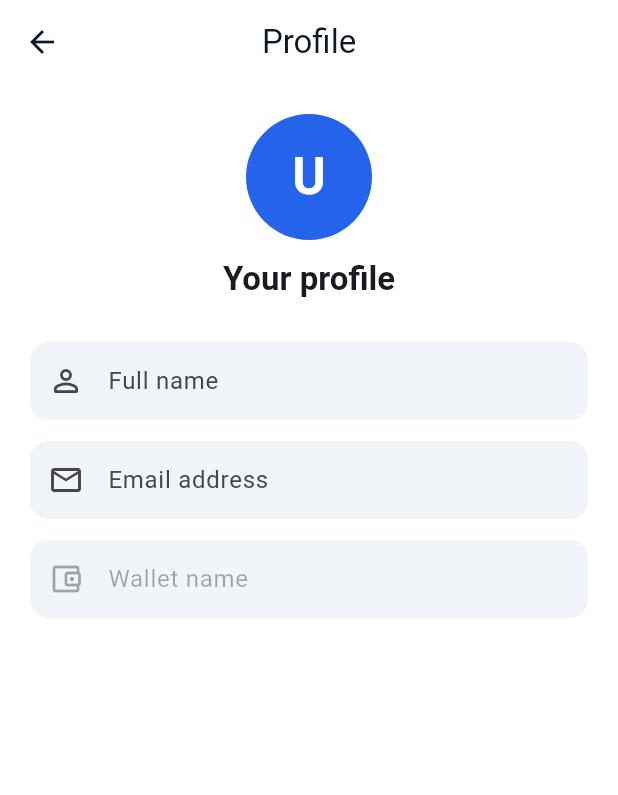
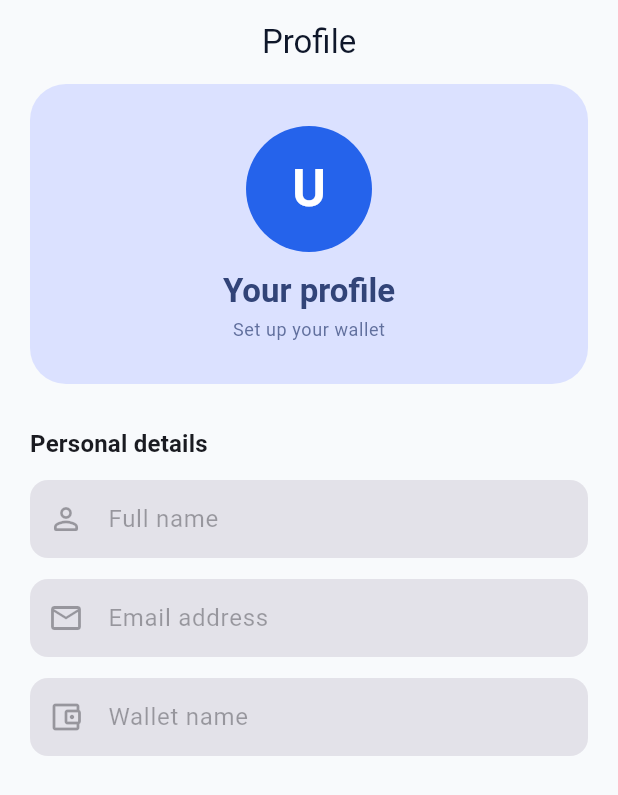
Before and after one commit to Haiderdogar/expensetracker, a Flutter app: the ProfileViewScreen widget shown alone on an empty page, opened directly, after a tap on "Edit profile", on a phone screen of 412 x 824 dp. Shown: the top 795 px of the screen. Run offline on Flutter 3.47's test engine with Material 3 defaults, Android fonts, the phone set to English and light mode, and no system bars; our stand-ins replace file_picker, fl_chart, flutter_riverpod, flutter_secure_storage, local_auth, riverpod_annotation and 3 more; missing offline and left inert: currency_picker; accounts and stored records are empty; generated files the repository leaves out were written again.

Commit message:
profile screen statefull widget to statelesswidget

```diff
--- a/lib/views/app_shell.dart
+++ b/lib/views/app_shell.dart
@@ -123,14 +123,32 @@
                 margin: const EdgeInsets.all(12),
                 padding: const EdgeInsets.all(16),
                 decoration: BoxDecoration(
-                  color: Theme.of(context).colorScheme.surfaceContainerHighest,
+                  gradient: LinearGradient(
+                    colors: [
+                      Theme.of(context).colorScheme.primary,
+                      Theme.of(context).colorScheme.primary.withValues(alpha: 0.78),
+                    ],
+                    begin: Alignment.topLeft,
+                    end: Alignment.bottomRight,
+                  ),
                   borderRadius: BorderRadius.circular(18),
+                  boxShadow: [
+                    BoxShadow(
+                      color: Theme.of(context)
+                          .colorScheme
+                          .primary
+                          .withValues(alpha: 0.18),
+                      blurRadius: 14,
+                      offset: const Offset(0, 6),
+                    ),
+                  ],
                 ),
                 child: Row(
                   children: [
                     CircleAvatar(
                       radius: 26,
-                      backgroundColor: Theme.of(context).colorScheme.primary,
+                      backgroundColor: Colors.white.withValues(alpha: 0.2),
+                      foregroundColor: Colors.white,
                       child: Text(
                         name.isNotEmpty ? name[0].toUpperCase() : 'U',
                         style: const TextStyle(
@@ -150,7 +168,10 @@
                             maxLines: 1,
                             overflow: TextOverflow.ellipsis,
                             style: Theme.of(context).textTheme.titleMedium
-                                ?.copyWith(fontWeight: FontWeight.bold),
+                                ?.copyWith(
+                                  color: Colors.white,
+                                  fontWeight: FontWeight.bold,
+                                ),
                           ),
                           const SizedBox(height: 4),
                           Text(
@@ -159,9 +180,7 @@
                             overflow: TextOverflow.ellipsis,
                             style: Theme.of(context).textTheme.bodySmall
                                 ?.copyWith(
-                                  color: Theme.of(
-                                    context,
-                                  ).colorScheme.onSurfaceVariant,
+                                  color: Colors.white.withValues(alpha: 0.78),
                                 ),
                           ),
                           const SizedBox(height: 5),
@@ -170,9 +189,7 @@
                               Icon(
                                 Icons.account_balance_wallet_outlined,
                                 size: 16,
-                                color: Theme.of(context)
-                                    .colorScheme
-                                    .onSurfaceVariant,
+                                color: Colors.white.withValues(alpha: 0.78),
                               ),
                               const SizedBox(width: 5),
                               Expanded(
@@ -182,9 +199,7 @@
                                   overflow: TextOverflow.ellipsis,
                                   style: Theme.of(context).textTheme.bodySmall
                                       ?.copyWith(
-                                        color: Theme.of(context)
-                                            .colorScheme
-                                            .onSurfaceVariant,
+                                        color: Colors.white.withValues(alpha: 0.78),
                                         fontWeight: FontWeight.w600,
                                       ),
                                 ),
--- a/lib/views/profile/profile_view_screen.dart
+++ b/lib/views/profile/profile_view_screen.dart
@@ -1,131 +1,204 @@
 import 'package:flutter/material.dart';
 import 'package:flutter_riverpod/flutter_riverpod.dart';
+import 'package:flutter_riverpod/legacy.dart';
 
 import '../../core/constants/app_strings.dart';
 import '../../core/database/database_tables.dart';
 import '../../providers/database_provider.dart';
 import '../../providers/wallet_provider.dart';
 
-class ProfileViewScreen extends ConsumerStatefulWidget {
+class _ProfileDraft {
+  const _ProfileDraft({
+    this.name = '',
+    this.email = '',
+    this.walletName = '',
+    this.savedName = '',
+    this.savedEmail = '',
+    this.savedWalletName = '',
+    this.walletId,
+    this.isEditing = false,
+    this.isLoading = true,
+    this.isInitialized = false,
+  });
+
+  final String name;
+  final String email;
+  final String walletName;
+  final String savedName;
+  final String savedEmail;
+  final String savedWalletName;
+  final String? walletId;
+  final bool isEditing;
+  final bool isLoading;
+  final bool isInitialized;
+
+  bool get hasChanges =>
+      name.trim() != savedName ||
+      email.trim() != savedEmail ||
+      walletName.trim() != savedWalletName;
+
+  _ProfileDraft copyWith({
+    String? name,
+    String? email,
+    String? walletName,
+    String? savedName,
+    String? savedEmail,
+    String? savedWalletName,
+    String? walletId,
+    bool? isEditing,
+    bool? isLoading,
+    bool? isInitialized,
+  }) {
+    return _ProfileDraft(
+      name: name ?? this.name,
+      email: email ?? this.email,
+      walletName: walletName ?? this.walletName,
+      savedName: savedName ?? this.savedName,
+      savedEmail: savedEmail ?? this.savedEmail,
+      savedWalletName: savedWalletName ?? this.savedWalletName,
+      walletId: walletId ?? this.walletId,
+      isEditing: isEditing ?? this.isEditing,
+      isLoading: isLoading ?? this.isLoading,
+      isInitialized: isInitialized ?? this.isInitialized,
+    );
+  }
+}
+
+final _profileDraftProvider = StateProvider.autoDispose<_ProfileDraft>(
+  (ref) => const _ProfileDraft(),
+);
+
+class ProfileViewScreen extends StatelessWidget {
   const ProfileViewScreen({super.key});
 
   @override
-  ConsumerState<ProfileViewScreen> createState() => _ProfileViewScreenState();
+  Widget build(BuildContext context) {
+    return Consumer(
+      builder: (context, ref, _) {
+        final draft = ref.watch(_profileDraftProvider);
+        if (!draft.isInitialized) {
+          WidgetsBinding.instance.addPostFrameCallback((_) {
+            _loadProfile(ref);
+          });
+        }
+        return _ProfileContent(draft: draft);
+      },
+    );
   }
 
-class _ProfileViewScreenState extends ConsumerState<ProfileViewScreen> {
-  final _formKey = GlobalKey<FormState>();
-  final _nameController = TextEditingController();
-  final _emailController = TextEditingController();
-  final _walletController = TextEditingController();
-  String _savedName = '';
-  String _savedEmail = '';
-  String _savedWalletName = '';
-  String? _walletId;
-  bool _isEditing = false;
-  bool _isLoading = true;
+  static Future<void> _loadProfile(WidgetRef ref) async {
+    final notifier = ref.read(_profileDraftProvider.notifier);
+    final current = ref.read(_profileDraftProvider);
+    if (current.isInitialized) return;
+    notifier.state = current.copyWith(isInitialized: true);
 
-  bool get _hasChanges =>
-      _nameController.text.trim() != _savedName ||
-      _emailController.text.trim() != _savedEmail ||
-      _walletController.text.trim() != _savedWalletName;
-
-  @override
-  void initState() {
-    super.initState();
-    _nameController.addListener(_onFieldChanged);
-    _emailController.addListener(_onFieldChanged);
-    _walletController.addListener(_onFieldChanged);
-    _loadProfile();
-  }
-
-  Future<void> _loadProfile() async {
     final db = ref.read(databaseHelperProvider);
     final values = await Future.wait<String?>([
       db.getSetting('profile_name'),
       db.getSetting('profile_email'),
     ]);
     final wallets = await ref.read(walletsProvider.future);
-    if (!mounted) return;
-    _savedName = values[0] ?? '';
-    _savedEmail = values[1] ?? '';
     final selectedId = ref.read(selectedWalletIdProvider);
-    final wallet = wallets.where((item) => item.id == selectedId).isNotEmpty
-        ? wallets.firstWhere((item) => item.id == selectedId)
+    final matching = wallets
+        .where((wallet) => wallet.id == selectedId)
+        .toList();
+    final wallet = matching.isNotEmpty
+        ? matching.first
         : (wallets.isNotEmpty ? wallets.first : null);
-    _walletId = wallet?.id;
-    _savedWalletName = wallet?.name ?? '';
-    _nameController.text = _savedName;
-    _emailController.text = _savedEmail;
-    _walletController.text = _savedWalletName;
-    setState(() => _isLoading = false);
+
+    notifier.state = _ProfileDraft(
+      name: values[0] ?? '',
+      email: values[1] ?? '',
+      walletName: wallet?.name ?? '',
+      savedName: values[0] ?? '',
+      savedEmail: values[1] ?? '',
+      savedWalletName: wallet?.name ?? '',
+      walletId: wallet?.id,
+      isInitialized: true,
+      isLoading: false,
+    );
+  }
 }
 
-  void _onFieldChanged() {
-    if (mounted) setState(() {});
+class _ProfileContent extends ConsumerWidget {
+  const _ProfileContent({required this.draft});
+
+  final _ProfileDraft draft;
+
+  Future<void> _saveProfile(BuildContext context, WidgetRef ref) async {
+    final email = draft.email.trim();
+    if (email.isNotEmpty &&
+        !RegExp(r'^[^@\s]+@[^@\s]+\.[^@\s]+$').hasMatch(email)) {
+      ScaffoldMessenger.of(
+        context,
+      ).showSnackBar(const SnackBar(content: Text('Enter a valid email')));
+      return;
     }
 
-  void _startEditing() => setState(() => _isEditing = true);
-
-  Future<void> _saveProfile() async {
-    if (!_formKey.currentState!.validate()) return;
     final db = ref.read(databaseHelperProvider);
-    final name = _nameController.text.trim();
-    final email = _emailController.text.trim();
-    final walletName = _walletController.text.trim();
+    final name = draft.name.trim();
+    final walletName = draft.walletName.trim();
     await db.setSetting('profile_name', name);
     await db.setSetting('profile_email', email);
-    if (_walletId != null) {
+    if (draft.walletId != null) {
       final database = await ref.read(databaseProvider.future);
       await database.update(
         DatabaseTables.wallets,
         {'name': walletName},
         where: 'id = ?',
-        whereArgs: [_walletId],
+        whereArgs: [draft.walletId],
       );
       ref.invalidate(walletsProvider);
     }
-    if (!mounted) return;
-    setState(() {
-      _savedName = name;
-      _savedEmail = email;
-      _savedWalletName = walletName;
-      _isEditing = false;
-    });
+
+    ref.read(_profileDraftProvider.notifier).state = _ProfileDraft(
+      name: name,
+      email: email,
+      walletName: walletName,
+      savedName: name,
+      savedEmail: email,
+      savedWalletName: walletName,
+      walletId: draft.walletId,
+      isInitialized: true,
+      isLoading: false,
+    );
+    if (context.mounted) {
       ScaffoldMessenger.of(
         context,
       ).showSnackBar(const SnackBar(content: Text('Profile saved')));
     }
-
-  @override
-  void dispose() {
-    _nameController
-      ..removeListener(_onFieldChanged)
-      ..dispose();
-    _emailController
-      ..removeListener(_onFieldChanged)
-      ..dispose();
-    _walletController
-      ..removeListener(_onFieldChanged)
-      ..dispose();
-    super.dispose();
   }
 
   @override
-  Widget build(BuildContext context) {
+  Widget build(BuildContext context, WidgetRef ref) {
     final colorScheme = Theme.of(context).colorScheme;
-    final initial = _nameController.text.trim().isNotEmpty
-        ? _nameController.text.trim()[0].toUpperCase()
+    final initial = draft.name.trim().isNotEmpty
+        ? draft.name.trim()[0].toUpperCase()
         : 'U';
 
     return Scaffold(
-      appBar: AppBar(title: const Text(AppStrings.profile)),
-      body: _isLoading
+      backgroundColor: colorScheme.surface,
+      appBar: AppBar(
+        title: const Text(AppStrings.profile),
+        backgroundColor: colorScheme.surface,
+        surfaceTintColor: Colors.transparent,
+      ),
+      body: draft.isLoading
           ? const Center(child: CircularProgressIndicator())
           : SingleChildScrollView(
-              padding: const EdgeInsets.all(20),
-              child: Form(
-                key: _formKey,
+              padding: const EdgeInsets.fromLTRB(20, 0, 20, 28),
+              child: Column(
+                children: [
+                  Container(
+                    width: double.infinity,
+                    padding: const EdgeInsets.symmetric(
+                      horizontal: 20,
+                      vertical: 28,
+                    ),
+                    decoration: BoxDecoration(
+                      color: colorScheme.primaryContainer,
+                      borderRadius: BorderRadius.circular(24),
+                    ),
                     child: Column(
                       children: [
                         CircleAvatar(
@@ -133,8 +206,8 @@
                           backgroundColor: colorScheme.primary,
                           child: Text(
                             initial,
-                        style: const TextStyle(
-                          color: Colors.white,
+                            style: TextStyle(
+                              color: colorScheme.onPrimary,
                               fontSize: 34,
                               fontWeight: FontWeight.bold,
                             ),
@@ -142,69 +215,98 @@
                         ),
                         const SizedBox(height: 12),
                         Text(
-                      _nameController.text.trim().isEmpty
+                          draft.name.trim().isEmpty
                               ? 'Your profile'
-                          : _nameController.text.trim(),
-                      style: Theme.of(context).textTheme.titleLarge?.copyWith(
+                              : draft.name.trim(),
+                          style: Theme.of(context).textTheme.titleLarge
+                              ?.copyWith(
+                                color: colorScheme.onPrimaryContainer,
                                 fontWeight: FontWeight.bold,
                               ),
                         ),
-                    const SizedBox(height: 28),
-                    TextFormField(
-                      controller: _nameController,
-                      enabled: _isEditing,
-                      decoration: const InputDecoration(
-                        labelText: 'Full name',
-                        prefixIcon: Icon(Icons.person_outline_rounded),
-                      ),
-                      validator: (_) => null,
-                    ),
-                    const SizedBox(height: 14),
-                    TextFormField(
-                      controller: _emailController,
-                      enabled: _isEditing,
-                      keyboardType: TextInputType.emailAddress,
-                      decoration: const InputDecoration(
-                        labelText: 'Email address',
-                        prefixIcon: Icon(Icons.email_outlined),
-                      ),
-                      validator: (value) {
-                        if (value == null || value.trim().isEmpty) return null;
-                        if (!RegExp(
-                          r'^[^@\s]+@[^@\s]+\.[^@\s]+$',
-                        ).hasMatch(value.trim())) {
-                          return 'Enter a valid email';
-                        }
-                        return null;
-                      },
-                    ),
-                    const SizedBox(height: 14),
-                    TextFormField(
-                      controller: _walletController,
-                      enabled: _isEditing && _walletId != null,
-                      decoration: const InputDecoration(
-                        labelText: 'Wallet name',
-                        prefixIcon: Icon(Icons.account_balance_wallet_outlined),
-                      ),
-                      validator: (_) => null,
-                    ),
-                    if (!_isEditing) ...[
-                      const SizedBox(height: 24),
-                      SizedBox(
-                        width: double.infinity,
-                        child: FilledButton.tonalIcon(
-                          onPressed: _startEditing,
-                          icon: const Icon(Icons.edit_outlined),
-                          label: const Text('Edit profile'),
+                        const SizedBox(height: 4),
+                        Text(
+                          draft.walletName.trim().isEmpty
+                              ? 'Set up your wallet'
+                              : draft.walletName.trim(),
+                          style: Theme.of(context).textTheme.bodySmall
+                              ?.copyWith(
+                                color: colorScheme.onPrimaryContainer
+                                    .withValues(alpha: 0.72),
                               ),
                         ),
                       ],
-                    if (_isEditing && _hasChanges) ...[
+                    ),
+                  ),
+                  const SizedBox(height: 28),
+                  Align(
+                    alignment: Alignment.centerLeft,
+                    child: Text(
+                      'Personal details',
+                      style: Theme.of(context).textTheme.titleMedium?.copyWith(
+                        fontWeight: FontWeight.bold,
+                      ),
+                    ),
+                  ),
+                  const SizedBox(height: 12),
+                  _field(
+                    context,
+                    label: 'Full name',
+                    value: draft.name,
+                    icon: Icons.person_outline_rounded,
+                    onChanged: (value) =>
+                        ref.read(_profileDraftProvider.notifier).state = draft
+                            .copyWith(name: value),
+                  ),
+                  const SizedBox(height: 14),
+                  _field(
+                    context,
+                    label: 'Email address',
+                    value: draft.email,
+                    icon: Icons.email_outlined,
+                    keyboardType: TextInputType.emailAddress,
+                    onChanged: (value) =>
+                        ref.read(_profileDraftProvider.notifier).state = draft
+                            .copyWith(email: value),
+                  ),
+                  const SizedBox(height: 14),
+                  _field(
+                    context,
+                    label: 'Wallet name',
+                    value: draft.walletName,
+                    icon: Icons.account_balance_wallet_outlined,
+                    enabled: draft.isEditing && draft.walletId != null,
+                    onChanged: (value) =>
+                        ref.read(_profileDraftProvider.notifier).state = draft
+                            .copyWith(walletName: value),
+                  ),
+                  if (!draft.isEditing) ...[
                     const SizedBox(height: 24),
                     SizedBox(
                       width: double.infinity,
                       child: FilledButton.icon(
-                          onPressed: _saveProfile,
+                        onPressed: () =>
+                            ref.read(_profileDraftProvider.notifier).state =
+                                draft.copyWith(isEditing: true),
+                        icon: const Icon(Icons.edit_outlined),
+                        label: const Text('Edit profile'),
+                        style: FilledButton.styleFrom(
+                          backgroundColor: colorScheme.primary,
+                          foregroundColor: colorScheme.onPrimary,
+                          padding: const EdgeInsets.symmetric(vertical: 14),
+                          shape: RoundedRectangleBorder(
+                            borderRadius: BorderRadius.circular(14),
+                          ),
+                        ),
+                      ),
+                    ),
+                  ],
+                  if (draft.isEditing && draft.hasChanges) ...[
+                    const SizedBox(height: 24),
+                    SizedBox(
+                      width: double.infinity,
+                      child: FilledButton.icon(
+                        onPressed: () => _saveProfile(context, ref),
                         icon: const Icon(Icons.check_rounded),
                         label: const Text('Save changes'),
                       ),
@@ -213,6 +315,29 @@
                 ],
               ),
             ),
+    );
+  }
+
+  Widget _field(
+    BuildContext context, {
+    required String label,
+    required String value,
+    required IconData icon,
+    required ValueChanged<String> onChanged,
+    TextInputType? keyboardType,
+    bool enabled = false,
+  }) {
+    final colors = Theme.of(context).colorScheme;
+    return TextFormField(
+      initialValue: value,
+      enabled: enabled,
+      keyboardType: keyboardType,
+      onChanged: onChanged,
+      decoration: InputDecoration(
+        labelText: label,
+        prefixIcon: Icon(icon),
+        filled: true,
+        fillColor: colors.surfaceContainerHighest,
       ),
     );
   }
```
Lines whose indentation alone changed are shown as unchanged.
